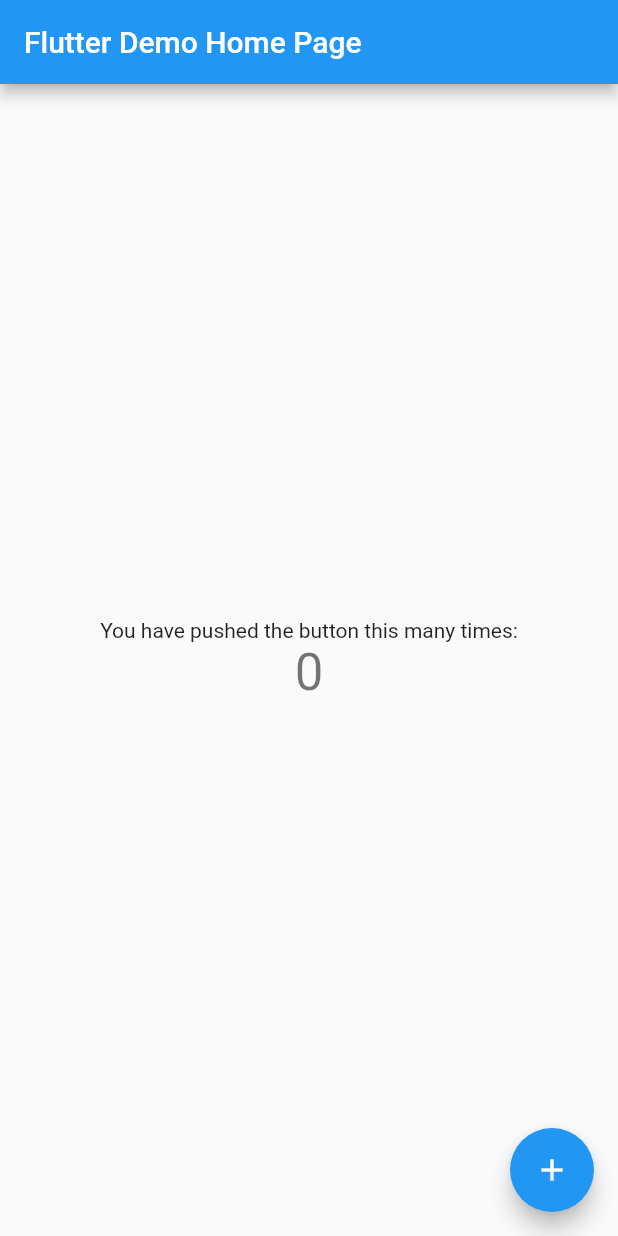
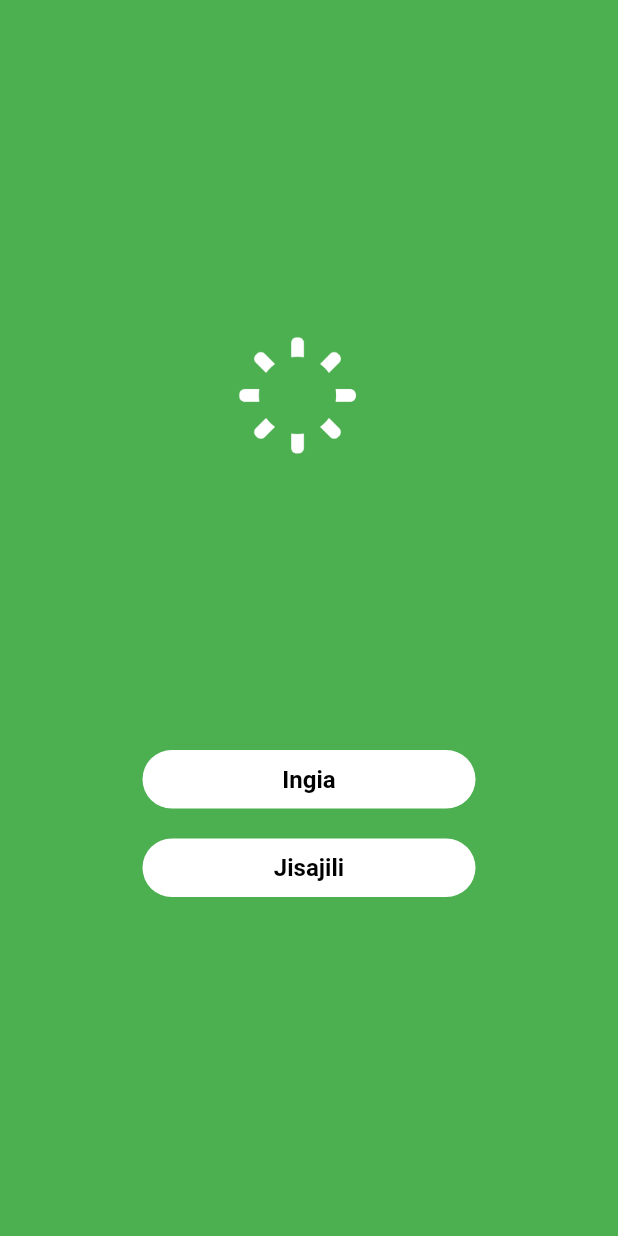
Before and after one commit to formayhem/sevan-app, a Flutter app: the screen it shows after launch, on a phone screen of 412 x 824 dp. Run offline on Flutter 3.47's test engine with Material 2 defaults, Android fonts, the phone set to English and light mode, and no system bars.

Commit message:
added splash screen and login screen

```diff
--- /dev/null
+++ b/sevan_app/lib/components/loginbutton.dart
@@ -0,0 +1,32 @@
+import 'package:flutter/material.dart';
+
+class LoginButton extends StatelessWidget{
+
+  final Function()? onTap;
+
+  const LoginButton ({super.key, required this.onTap});
+
+  @override
+  Widget build(BuildContext context){
+    return GestureDetector(
+      onTap: onTap,
+      child: Container(
+        padding:const EdgeInsets.all(10),
+        margin:const EdgeInsets.symmetric(horizontal: 95),
+        decoration: BoxDecoration(
+          color: Colors.white,
+          borderRadius: BorderRadius.circular(100)
+          ),
+        child: const Center(
+          child: Text("Ingia",
+          style: TextStyle(
+            color: Colors.black,
+            fontWeight: FontWeight.bold,
+            fontSize: 16,
+          ),
+          )),
+      ),
+    );
+  }
+
+}
--- /dev/null
+++ b/sevan_app/lib/components/registerbutton.dart
@@ -0,0 +1,32 @@
+import 'package:flutter/material.dart';
+
+class RegisterButton extends StatelessWidget{
+
+  final Function()? onTap;
+
+  const RegisterButton ({super.key, required this.onTap});
+
+  @override
+  Widget build(BuildContext context){
+    return GestureDetector(
+      onTap: onTap,
+      child: Container(
+        padding:const EdgeInsets.all(10),
+        margin:const EdgeInsets.symmetric(horizontal: 95),
+        decoration: BoxDecoration(
+          color: Colors.white,
+          borderRadius: BorderRadius.circular(100)
+          ),
+        child: const Center(
+          child: Text("Jisajili",
+          style: TextStyle(
+            color: Colors.black,
+            fontWeight: FontWeight.bold,
+            fontSize: 16,
+          ),
+          )),
+      ),
+    );
+  }
+
+}
--- a/sevan_app/lib/main.dart
+++ b/sevan_app/lib/main.dart
@@ -1,4 +1,7 @@
+
+import './pages/welcome_page.dart';
 import 'package:flutter/material.dart';
+import 'pages/login_page.dart';
 
 void main() {
   runApp(const MyApp());
@@ -7,109 +10,15 @@ void main() {
 class MyApp extends StatelessWidget {
   const MyApp({super.key});
 
-  // This widget is the root of your application.
   @override
   Widget build(BuildContext context) {
-    return MaterialApp(
-      title: 'Flutter Demo',
-      theme: ThemeData(
-        // This is the theme of your application.
-        //
-        // Try running your application with "flutter run". You'll see the
-        // application has a blue toolbar. Then, without quitting the app, try
-        // changing the primarySwatch below to Colors.green and then invoke
-        // "hot reload" (press "r" in the console where you ran "flutter run",
-        // or simply save your changes to "hot reload" in a Flutter IDE).
-        // Notice that the counter didn't reset back to zero; the application
-        // is not restarted.
-        primarySwatch: Colors.blue,
-      ),
-      home: const MyHomePage(title: 'Flutter Demo Home Page'),
+    return  MaterialApp(
+      debugShowCheckedModeBanner: false,
+      home:const WelcomePage(),
+
+      routes: {
+        LoginPage.routeName : (ctx) =>  LoginPage(),
+      },
     );
   }
 }
-
-class MyHomePage extends StatefulWidget {
-  const MyHomePage({super.key, required this.title});
-
-  // This widget is the home page of your application. It is stateful, meaning
-  // that it has a State object (defined below) that contains fields that affect
-  // how it looks.
-
-  // This class is the configuration for the state. It holds the values (in this
-  // case the title) provided by the parent (in this case the App widget) and
-  // used by the build method of the State. Fields in a Widget subclass are
-  // always marked "final".
-
-  final String title;
-
-  @override
-  State<MyHomePage> createState() => _MyHomePageState();
-}
-
-class _MyHomePageState extends State<MyHomePage> {
-  int _counter = 0;
-
-  void _incrementCounter() {
-    setState(() {
-      // This call to setState tells the Flutter framework that something has
-      // changed in this State, which causes it to rerun the build method below
-      // so that the display can reflect the updated values. If we changed
-      // _counter without calling setState(), then the build method would not be
-      // called again, and so nothing would appear to happen.
-      _counter++;
-    });
-  }
-
-  @override
-  Widget build(BuildContext context) {
-    // This method is rerun every time setState is called, for instance as done
-    // by the _incrementCounter method above.
-    //
-    // The Flutter framework has been optimized to make rerunning build methods
-    // fast, so that you can just rebuild anything that needs updating rather
-    // than having to individually change instances of widgets.
-    return Scaffold(
-      appBar: AppBar(
-        // Here we take the value from the MyHomePage object that was created by
-        // the App.build method, and use it to set our appbar title.
-        title: Text(widget.title),
-      ),
-      body: Center(
-        // Center is a layout widget. It takes a single child and positions it
-        // in the middle of the parent.
-        child: Column(
-          // Column is also a layout widget. It takes a list of children and
-          // arranges them vertically. By default, it sizes itself to fit its
-          // children horizontally, and tries to be as tall as its parent.
-          //
-          // Invoke "debug painting" (press "p" in the console, choose the
-          // "Toggle Debug Paint" action from the Flutter Inspector in Android
-          // Studio, or the "Toggle Debug Paint" command in Visual Studio Code)
-          // to see the wireframe for each widget.
-          //
-          // Column has various properties to control how it sizes itself and
-          // how it positions its children. Here we use mainAxisAlignment to
-          // center the children vertically; the main axis here is the vertical
-          // axis because Columns are vertical (the cross axis would be
-          // horizontal).
-          mainAxisAlignment: MainAxisAlignment.center,
-          children: <Widget>[
-            const Text(
-              'You have pushed the button this many times:',
-            ),
-            Text(
-              '$_counter',
-              style: Theme.of(context).textTheme.headlineMedium,
-            ),
-          ],
-        ),
-      ),
-      floatingActionButton: FloatingActionButton(
-        onPressed: _incrementCounter,
-        tooltip: 'Increment',
-        child: const Icon(Icons.add),
-      ), // This trailing comma makes auto-formatting nicer for build methods.
-    );
-  }
-}
--- /dev/null
+++ b/sevan_app/lib/pages/register_page.dart
@@ -0,0 +1,22 @@
+import 'package:flutter/material.dart';
+
+class RegisterPage extends StatefulWidget {
+  const RegisterPage({super.key});
+
+
+  @override
+  State<RegisterPage> createState() => _RegisterPageState();
+}
+
+class _RegisterPageState extends State<RegisterPage> {
+  @override
+  Widget build(BuildContext context) {
+    return const MaterialApp(
+      home: Scaffold(
+
+
+
+      ),
+    );
+  }
+}
--- /dev/null
+++ b/sevan_app/lib/pages/welcome_page.dart
@@ -0,0 +1,57 @@
+
+import '../components/loginbutton.dart';
+import '../components/registerbutton.dart';
+import '../pages/login_page.dart';
+import '../pages/register_page.dart';
+import 'package:flutter/material.dart';
+
+class WelcomePage extends StatelessWidget {
+
+  const WelcomePage({super.key});
+
+  static const routeName = '/loginPage';
+  static const route = '/registerPage';
+
+  @override
+  Widget build(BuildContext context) {
+    return  Scaffold(
+      backgroundColor: Colors.green,
+
+      body: SafeArea(
+        child:  Center(
+          child: Column(
+            children: [
+              //Logo
+            Image.asset('lib/Images/SevanLogo.png',
+              height: 500,
+            ),
+              //login button
+            LoginButton(
+              onTap: () {
+                Navigator.of(context).pushNamed(
+                    LoginPage.routeName
+                );
+              }
+            ),
+            const SizedBox(height: 20,),
+              //Register button
+            RegisterButton(
+              onTap: () {
+                Navigator.push(
+                  context,
+                  MaterialPageRoute(builder: ((context) => const RegisterPage()),),
+                );
+              }
+            ),
+              //login button
+
+              //register button
+
+
+            ],
+          ),
+
+      )),
+    );
+  }
+}
```
Also changed, not shown: sevan_app/lib/components/square.dart (added, +25 -0 lines), sevan_app/lib/components/text_fields.dart (added, +40 -0 lines), sevan_app/lib/pages/login_page.dart (added, +112 -0 lines), sevan_app/pubspec.yaml (+3 -5 lines), sevan_app/lib/Images/Sevan.png (added), sevan_app/lib/Images/SevanGreen.png (added), sevan_app/lib/Images/SevanLogo.png (added), sevan_app/lib/Images/apple.png (added), sevan_app/lib/Images/google.png (added), 1 other file.
